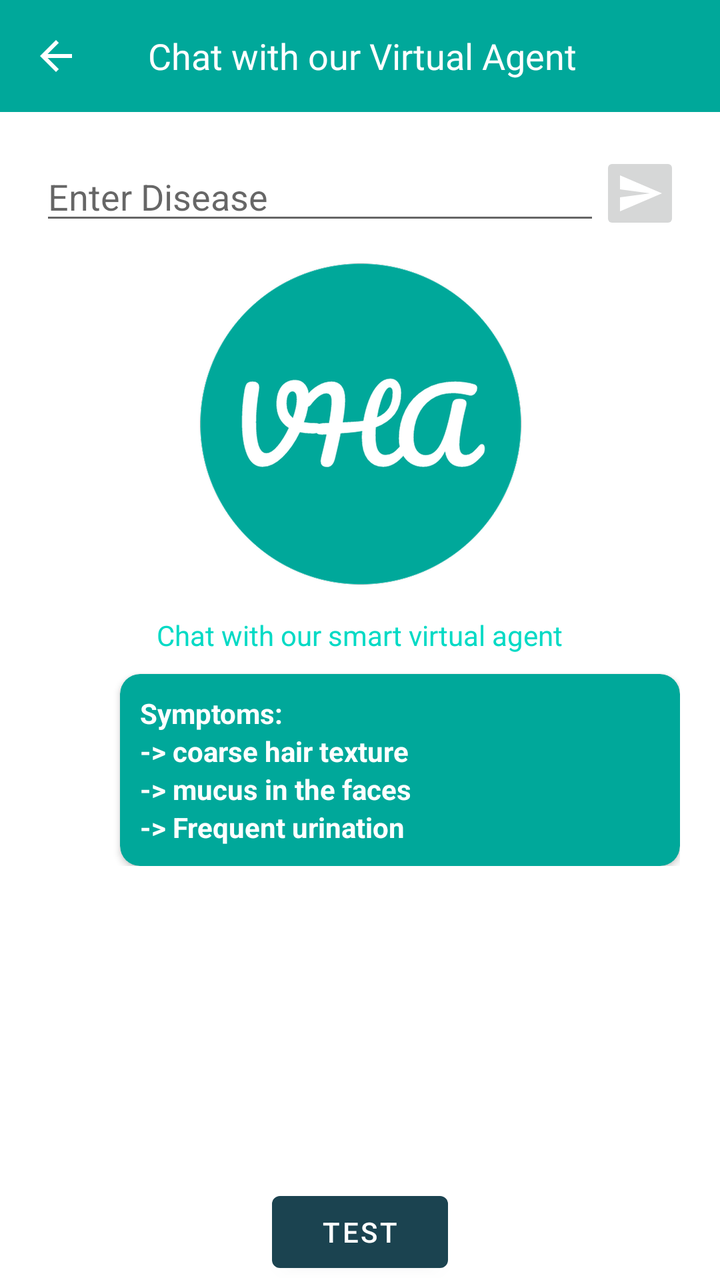
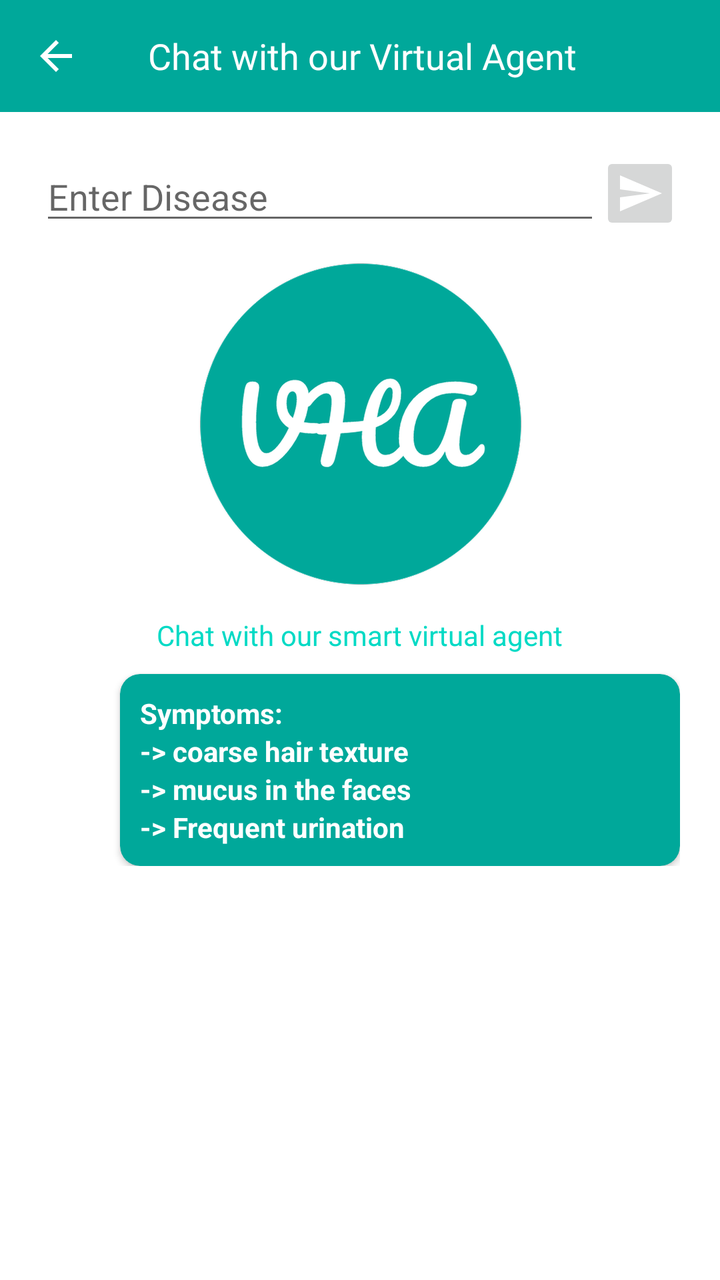

The first picture is an Android layout as it rendered before a commit; the second is the same layout after the commit. The layout source and the unified diff follow.
<!-- AndroidManifest.xml: application theme Theme.VHAApp -->
<!-- res/layout/chat_fragment.xml -->
<?xml version="1.0" encoding="utf-8"?>
<RelativeLayout xmlns:android="http://schemas.android.com/apk/res/android"
    xmlns:app="http://schemas.android.com/apk/res-auto"
    xmlns:tools="http://schemas.android.com/tools"
    android:layout_width="match_parent"
    android:layout_height="match_parent"
    tools:context=".ui.ChatFragment">

    <androidx.appcompat.widget.Toolbar
        android:id="@+id/toolBar"
        android:layout_width="match_parent"
        android:layout_height="wrap_content"
        android:background="@color/purple_700">

        <ImageView
            android:id="@+id/imgBack"
            android:layout_width="wrap_content"
            android:layout_height="wrap_content"
            android:src="@drawable/ic_back" />

        <TextView
            android:layout_width="wrap_content"
            android:layout_height="wrap_content"
            android:layout_marginStart="50dp"
            android:fontFamily="@font/roboto_regular"
            android:text="Chat with our Virtual Agent"
            android:textColor="@color/white"
            android:textSize="18sp" />
    </androidx.appcompat.widget.Toolbar>

    <Button
        android:id="@+id/testButton"
        android:layout_width="wrap_content"
        android:layout_height="wrap_content"
        android:layout_alignParentBottom="true"
        android:layout_centerHorizontal="true"
        android:text="Test" />

    <AutoCompleteTextView
        android:id="@+id/autoCompleteTextView"
        android:layout_width="wrap_content"
        android:layout_height="wrap_content"
        android:layout_below="@id/toolBar"
        android:layout_alignParentStart="true"
        android:layout_marginLeft="20dp"
        android:layout_marginTop="20dp"
        android:layout_toStartOf="@id/sendButton"
        android:hint="Enter Disease" />

    <ImageButton
        android:id="@+id/sendButton"
        android:layout_width="40dp"
        android:layout_height="40dp"
        android:layout_alignTop="@id/autoCompleteTextView"
        android:layout_alignBottom="@id/autoCompleteTextView"
        android:layout_alignParentEnd="true"
        android:layout_marginEnd="20dp"
        android:src="@drawable/ic_send" />

    <com.google.android.material.chip.ChipGroup
        android:id="@+id/chipGroup"
        android:layout_width="wrap_content"
        android:layout_height="wrap_content"
        android:layout_below="@id/autoCompleteTextView"
        android:layout_marginHorizontal="20dp" />

    <ScrollView
        android:layout_width="match_parent"
        android:layout_height="wrap_content"
        android:layout_below="@id/chipGroup"
        android:layout_marginHorizontal="20dp"
        android:paddingBottom="20dp">

        <RelativeLayout
            android:layout_width="match_parent"
            android:layout_height="wrap_content">

            <ImageView
                android:id="@+id/logo"
                android:layout_width="wrap_content"
                android:layout_height="wrap_content"
                android:layout_centerHorizontal="true"
                android:layout_marginTop="10dp"
                android:src="@drawable/logo" />

            <TextView
                android:id="@+id/sloganText"
                android:layout_width="wrap_content"
                android:layout_height="wrap_content"
                android:layout_below="@id/logo"
                android:layout_centerHorizontal="true"
                android:layout_marginTop="10dp"
                android:text="Chat with our smart virtual agent"
                android:textColor="@color/teal_200" />

            <androidx.cardview.widget.CardView
                android:id="@+id/introContainer"
                android:layout_width="match_parent"
                android:layout_height="wrap_content"
                android:layout_below="@id/sloganText"
                android:layout_marginStart="40dp"
                android:layout_marginTop="10dp"
                app:cardBackgroundColor="@color/purple_700"
                app:cardCornerRadius="10dp">

                <LinearLayout
                    android:layout_width="wrap_content"
                    android:layout_height="wrap_content"
                    android:orientation="vertical"
                    android:padding="10dp">

                    <TextView
                        android:layout_width="wrap_content"
                        android:layout_height="wrap_content"
                        android:text="Symptoms:"
                        android:textColor="@color/white"
                        android:textStyle="bold" />


                    <TextView
                        android:layout_width="wrap_content"
                        android:layout_height="wrap_content"
                        android:text="-> coarse hair texture"
                        android:textColor="@color/white"
                        android:textStyle="bold" />

                    <TextView
                        android:layout_width="wrap_content"
                        android:layout_height="wrap_content"
                        android:text="-> mucus in the faces"
                        android:textColor="@color/white"
                        android:textStyle="bold" />


                    <TextView
                        android:layout_width="wrap_content"
                        android:layout_height="wrap_content"
                        android:text="-> Frequent urination"
                        android:textColor="@color/white"
                        android:textStyle="bold" />
                </LinearLayout>

            </androidx.cardview.widget.CardView>


            <androidx.cardview.widget.CardView
                android:id="@+id/diseaseContainer"
                android:layout_width="wrap_content"
                android:layout_height="wrap_content"
                android:layout_below="@id/introContainer"
                android:layout_marginTop="10dp"
                android:layout_marginEnd="40dp"
                android:visibility="gone"
                app:cardBackgroundColor="@color/purple_500"
                app:cardCornerRadius="10dp">

                <LinearLayout
                    android:layout_width="wrap_content"
                    android:layout_height="wrap_content"
                    android:orientation="horizontal"
                    android:padding="10dp">

                    <TextView
                        android:id="@+id/diseaseTextView"
                        android:layout_width="wrap_content"
                        android:layout_height="wrap_content"
                        android:textColor="@color/white"
                        android:textStyle="bold" />
                </LinearLayout>

            </androidx.cardview.widget.CardView>

            <androidx.cardview.widget.CardView
                android:id="@+id/briefDiseaseContainer"
                android:layout_width="wrap_content"
                android:layout_height="wrap_content"
                android:layout_below="@id/diseaseContainer"
                android:layout_marginTop="10dp"
                android:layout_marginEnd="40dp"
                android:visibility="gone"
                app:cardBackgroundColor="@color/purple_500"
                app:cardCornerRadius="10dp">

                <LinearLayout
                    android:layout_width="wrap_content"
                    android:layout_height="wrap_content"
                    android:orientation="horizontal"
                    android:padding="10dp">

                    <TextView
                        android:id="@+id/briefDiseaseTextView"
                        android:layout_width="wrap_content"
                        android:layout_height="wrap_content"
                        android:textColor="@color/white"
                        android:text="Malaria is a serious and sometimes fatal disease caused by a parasite that commonly infects a certain type of mosquito which feeds on humans. People who get malaria are typically very sick with high fevers, shaking chills, and flu-like illness."
                        android:textStyle="bold" />
                </LinearLayout>

            </androidx.cardview.widget.CardView>

        </RelativeLayout>

    </ScrollView>


</RelativeLayout>
<!-- resources referenced by this layout -->
<resources>
  <color name="purple_500">#1b4350</color>
  <color name="purple_700">#00a89a</color>
  <color name="teal_200">#FF03DAC5</color>
  <color name="white">#FFFFFFFF</color>
  <!-- drawable ic_back (drawable) -->
  <vector android:height="24dp" android:tint="#FFFFFF"
      android:viewportHeight="24" android:viewportWidth="24"
      android:width="24dp" xmlns:android="http://schemas.android.com/apk/res/android">
      <path android:fillColor="@android:color/white" android:pathData="M20,11H7.83l5.59,-5.59L12,4l-8,8 8,8 1.41,-1.41L7.83,13H20v-2z"/>
  </vector>
  <!-- drawable ic_send (drawable) -->
  <vector android:autoMirrored="true" android:height="24dp"
      android:tint="#FFFFFF" android:viewportHeight="24"
      android:viewportWidth="24" android:width="24dp" xmlns:android="http://schemas.android.com/apk/res/android">
      <path android:fillColor="@android:color/white" android:pathData="M2.01,21L23,12 2.01,3 2,10l15,2 -15,2z"/>
  </vector>
  <!-- drawable logo: png bitmap (drawable-hdpi, 17430 bytes) -->
  <style name="Theme.VHAApp" parent="Theme.MaterialComponents.DayNight.NoActionBar">
          
          <item name="colorPrimary">@color/purple_500</item>
          <item name="colorPrimaryVariant">@color/purple_700</item>
          <item name="colorOnPrimary">@color/white</item>
          
          <item name="colorSecondary">@color/teal_200</item>
          <item name="colorSecondaryVariant">@color/teal_700</item>
          <item name="colorOnSecondary">@color/black</item>
          
          <item name="android:statusBarColor" tools:targetApi="l">?attr/colorPrimaryVariant</item>
          
      </style>
  <color name="teal_700">#FF018786</color>
  <color name="black">#FF000000</color>
</resources>

<!-- the commit's change to res/layout/chat_fragment.xml (unified diff, before → after) -->
@@ -28,14 +28,6 @@
             android:textSize="18sp" />
     </androidx.appcompat.widget.Toolbar>
 
-    <Button
-        android:id="@+id/testButton"
-        android:layout_width="wrap_content"
-        android:layout_height="wrap_content"
-        android:layout_alignParentBottom="true"
-        android:layout_centerHorizontal="true"
-        android:text="Test" />
-
     <AutoCompleteTextView
         android:id="@+id/autoCompleteTextView"
         android:layout_width="wrap_content"
@@ -198,6 +190,34 @@
 
             </androidx.cardview.widget.CardView>
 
+
+            <androidx.cardview.widget.CardView
+                android:id="@+id/severityDiseaseContainer"
+                android:layout_width="wrap_content"
+                android:layout_height="wrap_content"
+                android:layout_below="@id/briefDiseaseContainer"
+                android:layout_marginTop="10dp"
+                android:visibility="gone"
+                android:layout_marginEnd="40dp"
+                app:cardBackgroundColor="@color/purple_500"
+                app:cardCornerRadius="10dp">
+
+                <LinearLayout
+                    android:layout_width="wrap_content"
+                    android:layout_height="wrap_content"
+                    android:orientation="horizontal"
+                    android:padding="10dp">
+
+                    <TextView
+                        android:id="@+id/severityDiseaseTextView"
+                        android:layout_width="wrap_content"
+                        android:layout_height="wrap_content"
+                        android:textColor="@color/white"
+                        android:textStyle="bold" />
+                </LinearLayout>
+
+            </androidx.cardview.widget.CardView>
+
         </RelativeLayout>
 
     </ScrollView>
